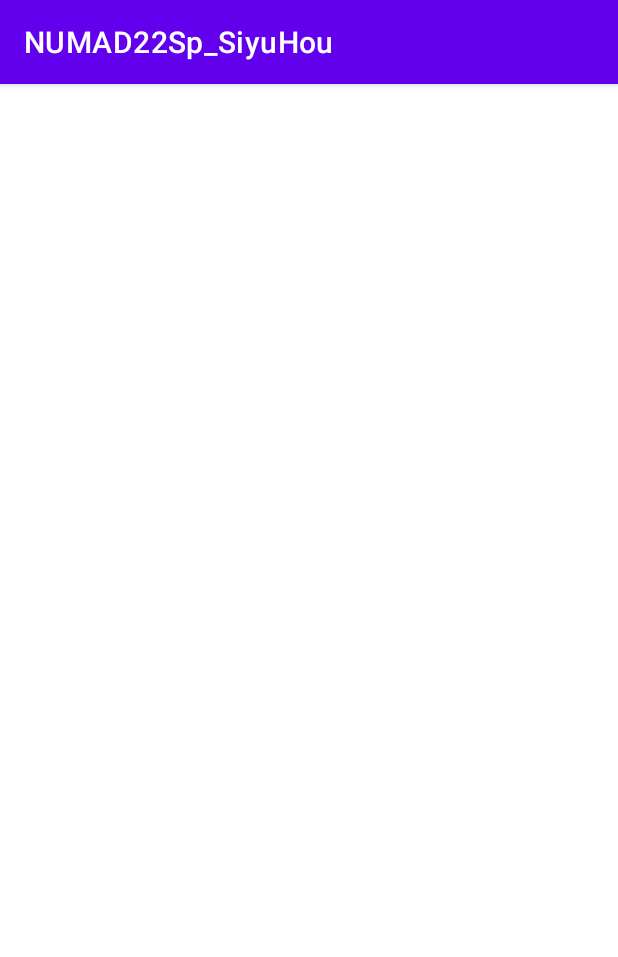
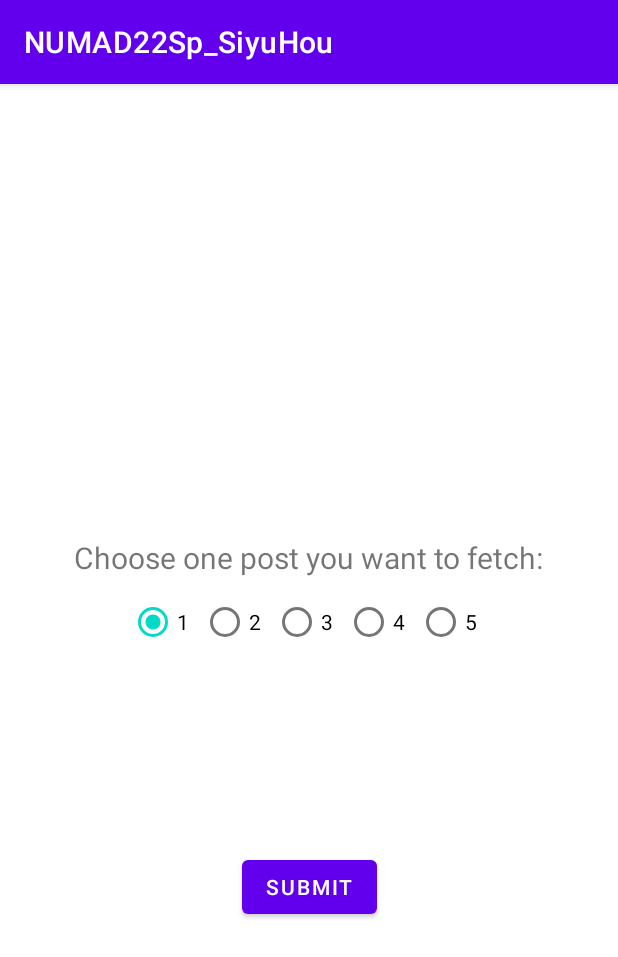
Before and after one commit to siyuh3/NUMAD22Sp_SiyuHou, an Android app: the WebService screen opened directly, with no data from a screen before it, on a phone screen of 412 x 824 dp. Shown: the top 957 px of the screen. Run offline under Robolectric (Android 15) with nearby library versions, the phone set to English and light mode, and no system bars; libraries missing offline, so code that uses them is left out: com.loopj.android, cz.msebera.android.

Commit message:
fetch the data from api and show to users

```diff
--- a/app/src/main/java/com/example/numad22sp_siyuhou/WebService.java
+++ b/app/src/main/java/com/example/numad22sp_siyuhou/WebService.java
@@ -1,4 +1,5 @@
 package com.example.numad22sp_siyuhou;
+
 import androidx.appcompat.app.AppCompatActivity;
 
 import android.annotation.SuppressLint;
@@ -13,10 +14,82 @@ import android.widget.Toast;
 import com.loopj.android.http.AsyncHttpClient;
 import com.loopj.android.http.AsyncHttpResponseHandler;
 
+import cz.msebera.android.httpclient.Header;
 
-import cz.msebera.android.httpclient.Header;
 
 public class WebService extends AppCompatActivity {
 
+    @Override
+    protected void onCreate(Bundle savedInstanceState) {
+        super.onCreate(savedInstanceState);
+        setContentView(R.layout.activity_web_service);
+        TextView content = findViewById(R.id.web_text);
+        RadioGroup choosePost = findViewById(R.id.post);
+        ProgressBar progressBar = findViewById(R.id.pb);
+        Button buttonSubmit = findViewById(R.id.button_submit);
+        buttonSubmit.setOnClickListener(new View.OnClickListener() {
 
+            @Override
+            public void onClick(View view) {
+                String url;
+                int checkedId = choosePost.getCheckedRadioButtonId();
+                if (checkedId == -1) {
+                    Toast.makeText(WebService.this, "Please select one post", Toast.LENGTH_LONG).show();
+                } else {
+                    url = findRadioButton(checkedId);
+                    progressBar.setVisibility(View.VISIBLE);
+                    new AsyncHttpClient().get(url, new AsyncHttpResponseHandler() {
+                        @Override
+                        public void onSuccess(int statusCode, Header[] headers, byte[] responseBody) {
+                            String response = new String(responseBody);
+                            try {
+                                Thread.sleep(1000);
+                            } catch (InterruptedException e) {
+                                e.printStackTrace();
+                            }
+                            content.setText(response);
+                            progressBar.setVisibility(View.GONE);
+                        }
+
+                        @SuppressLint("SetTextI18n")
+                        @Override
+                        public void onFailure(int statusCode, Header[] headers, byte[] responseBody, Throwable error) {
+                            try {
+                                Thread.sleep(1000);
+                            } catch (InterruptedException e) {
+                                e.printStackTrace();
+                            }
+                            content.setText("Error");
+                            progressBar.setVisibility(View.GONE);
+                        }
+                    });
+                }
+            }
+        });
+
+    }
+
+    private String findRadioButton(int option) {
+        String url;
+        switch (option) {
+            case R.id.radioButton1:
+                url = "https://jsonplaceholder.typicode.com/posts/1";
+                break;
+            case R.id.radioButton2:
+                url = "https://jsonplaceholder.typicode.com/posts/2";
+                break;
+            case R.id.radioButton3:
+                url = "https://jsonplaceholder.typicode.com/posts/3";
+                break;
+            case R.id.radioButton4:
+                url = "https://jsonplaceholder.typicode.com/posts/4";
+                break;
+            case R.id.radioButton5:
+                url = "https://jsonplaceholder.typicode.com/posts/5";
+                break;
+            default:
+                url = "https://jsonplaceholder.typicode.com/posts/1";
+        }
+        return url;
+    }
 }
--- a/app/src/main/res/layout/activity_web_service.xml
+++ b/app/src/main/res/layout/activity_web_service.xml
@@ -7,33 +7,33 @@
     tools:context=".WebService">
 
     <TextView
-        android:id="@+id/text_web"
+        android:id="@+id/web_text"
         android:layout_width="wrap_content"
         android:layout_height="wrap_content"
+        android:layout_marginTop="15dp"
         app:layout_constraintBottom_toTopOf="@+id/linearLayout"
         app:layout_constraintEnd_toEndOf="parent"
         app:layout_constraintStart_toStartOf="parent"
-        app:layout_constraintTop_toTopOf="parent"
-        android:layout_marginTop="15dp"/>
+        app:layout_constraintTop_toTopOf="parent" />
 
     <Button
-        android:id="@+id/button_ping"
+        android:id="@+id/button_submit"
         android:layout_width="wrap_content"
         android:layout_height="wrap_content"
-        android:layout_marginBottom="76dp"
-        android:text="@string/ping"
+        android:layout_marginBottom="80dp"
+        android:text="Submit"
         app:layout_constraintBottom_toBottomOf="parent"
-        app:layout_constraintTop_toBottomOf="@+id/linearLayout"
         app:layout_constraintEnd_toEndOf="parent"
-        app:layout_constraintHorizontal_bias="0.498"
-        app:layout_constraintStart_toStartOf="parent" />
+        app:layout_constraintHorizontal_bias="0.5"
+        app:layout_constraintStart_toStartOf="parent"
+        app:layout_constraintTop_toBottomOf="@+id/linearLayout" />
 
     <RelativeLayout
         android:id="@+id/relativeLayout"
         android:layout_width="wrap_content"
         android:layout_height="wrap_content"
         android:layout_centerInParent="true"
-        android:padding="20dp"
+        android:padding="30dp"
         app:layout_constraintBottom_toBottomOf="parent"
         app:layout_constraintEnd_toEndOf="parent"
         app:layout_constraintStart_toStartOf="parent"
@@ -41,8 +41,8 @@
 
         <ProgressBar
             android:id="@+id/pb"
-            android:layout_width="30dp"
-            android:layout_height="30dp"
+            android:layout_width="40dp"
+            android:layout_height="40dp"
             android:visibility="gone"
             app:layout_constraintBottom_toBottomOf="parent"
             app:layout_constraintEnd_toEndOf="parent"
@@ -55,61 +55,62 @@
         android:id="@+id/linearLayout"
         android:layout_width="wrap_content"
         android:layout_height="wrap_content"
+        android:layout_marginTop="10dp"
         android:orientation="vertical"
-        app:layout_constraintBottom_toTopOf="@+id/button_ping"
+        app:layout_constraintBottom_toTopOf="@+id/button_submit"
         app:layout_constraintEnd_toEndOf="parent"
         app:layout_constraintStart_toStartOf="parent"
-        app:layout_constraintTop_toBottomOf="@+id/text_web"
-        android:layout_marginTop="8dp">
+        app:layout_constraintTop_toBottomOf="@+id/web_text">
 
         <TextView
             android:layout_width="wrap_content"
             android:layout_height="wrap_content"
-            android:text="@string/choose_one_post_you_want_to_fetch"
-            android:textSize="18sp" />
+            android:text="Choose one post you want to fetch:"
+            android:textSize="20sp" />
 
         <RadioGroup
-            android:id="@+id/choosePost"
+            android:id="@+id/post"
             android:layout_width="wrap_content"
             android:layout_height="match_parent"
-            android:orientation="horizontal"
             android:layout_gravity="center"
-            android:layout_marginTop="6dp">
+            android:layout_marginTop="5dp"
+            android:orientation="horizontal">
 
             <RadioButton
-                android:id="@+id/radioButton"
+                android:id="@+id/radioButton1"
                 android:layout_width="wrap_content"
                 android:layout_height="wrap_content"
-                android:text="@string/_1"
-                android:checked="true"/>
+                android:checked="true"
+                android:text="1" />
 
             <RadioButton
                 android:id="@+id/radioButton2"
                 android:layout_width="wrap_content"
                 android:layout_height="wrap_content"
-                android:text="@string/_2" />
+                android:text="2" />
 
             <RadioButton
                 android:id="@+id/radioButton3"
                 android:layout_width="wrap_content"
                 android:layout_height="wrap_content"
-                android:text="@string/_3" />
+                android:text="3" />
 
             <RadioButton
                 android:id="@+id/radioButton4"
                 android:layout_width="wrap_content"
                 android:layout_height="wrap_content"
-                android:text="@string/_4" />
+                android:text="4" />
 
             <RadioButton
                 android:id="@+id/radioButton5"
                 android:layout_width="wrap_content"
                 android:layout_height="wrap_content"
-                android:text="@string/_5" />
+                android:text="5" />
 
         </RadioGroup>
 
 
     </LinearLayout>
 
+
 </androidx.constraintlayout.widget.ConstraintLayout>
--- a/app/src/main/res/values/strings.xml
+++ b/app/src/main/res/values/strings.xml
@@ -48,7 +48,6 @@
     <string name="location23" />
     <string name="location_find">LOCATION</string>
     <string name="web_service">WEB SERVICE</string>
-    <string name="submit">Submit</string>
     <string name="details">details</string>
     <string name="category">Category</string>
     <string name="search_country_eg_china">Search country (eg: China)</string>
@@ -59,4 +58,6 @@
     <string name="ping">Ping</string>
     <string name="_4">4</string>
     <string name="_5">5</string>
+    <string name="submit">Submit</string>
+    <string name="submit222">Submit</string>
 </resources>
```
Also changed, not shown: 2 other files.
